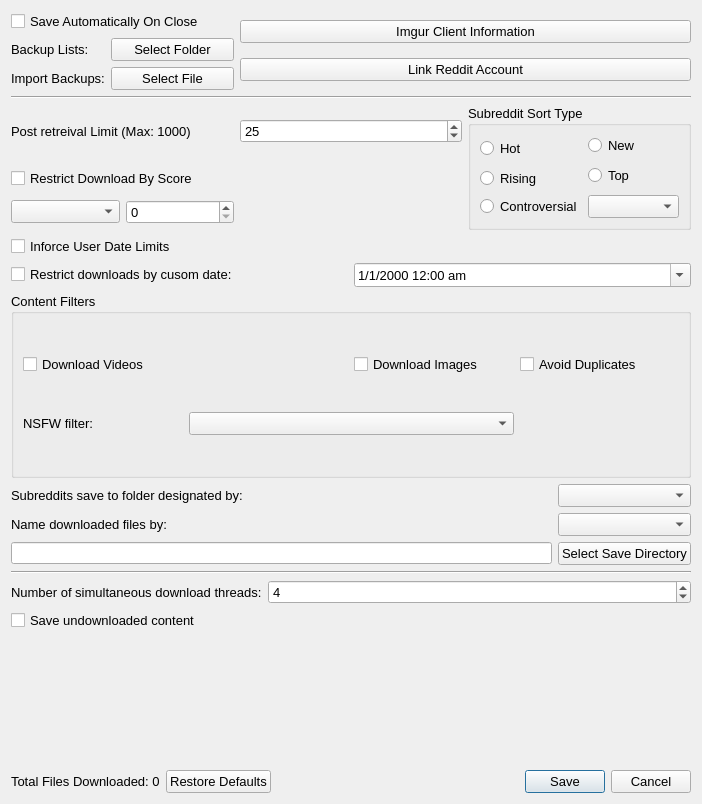
The window that DownloaderForReddit/GUI_Resources/DownloaderForRedditSettingsGUI.ui (MalloyDelacroix/DownloaderForReddit) describes before a commit, drawn with Qt 5.
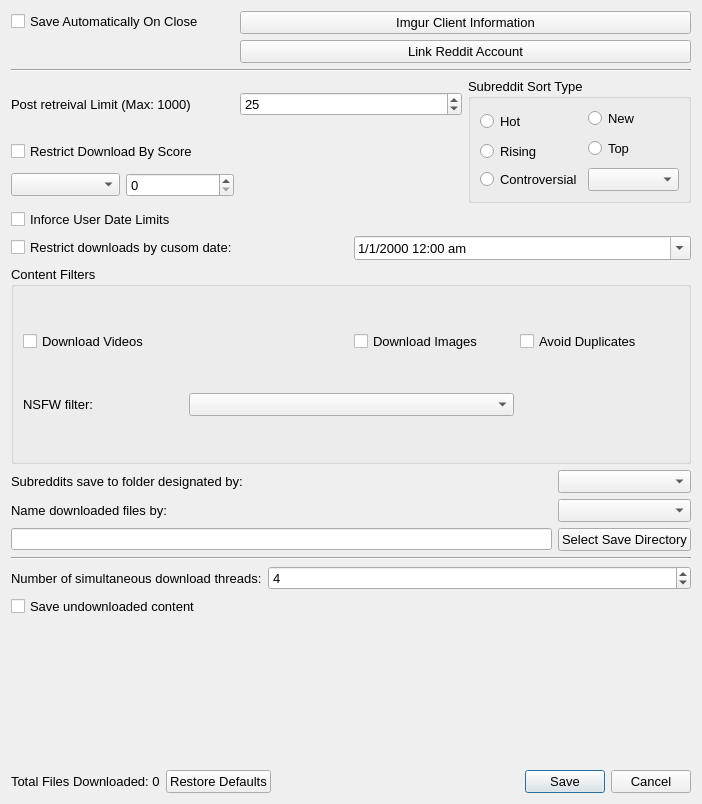
The same window after the commit.

Commit message: Remove backup and import save file options.

```diff
--- a/DownloaderForReddit/GUI_Resources/DownloaderForRedditSettingsGUI.ui
+++ b/DownloaderForReddit/GUI_Resources/DownloaderForRedditSettingsGUI.ui
@@ -28,54 +28,6 @@
        </property>
       </widget>
      </item>
-     <item row="1" column="0">
-      <widget class="QLabel" name="label">
-       <property name="font">
-        <font>
-         <pointsize>10</pointsize>
-        </font>
-       </property>
-       <property name="text">
-        <string>Backup Lists:</string>
-       </property>
-      </widget>
-     </item>
-     <item row="1" column="1">
-      <widget class="QPushButton" name="backup_select_folder_button">
-       <property name="font">
-        <font>
-         <pointsize>10</pointsize>
-        </font>
-       </property>
-       <property name="text">
-        <string>Select Folder</string>
-       </property>
-      </widget>
-     </item>
-     <item row="2" column="0">
-      <widget class="QLabel" name="label_2">
-       <property name="font">
-        <font>
-         <pointsize>10</pointsize>
-        </font>
-       </property>
-       <property name="text">
-        <string>Import Backups:</string>
-       </property>
-      </widget>
-     </item>
-     <item row="2" column="1">
-      <widget class="QPushButton" name="backup_import_file_button">
-       <property name="font">
-        <font>
-         <pointsize>10</pointsize>
-        </font>
-       </property>
-       <property name="text">
-        <string>Select File</string>
-       </property>
-      </widget>
-     </item>
     </layout>
    </item>
    <item row="0" column="1" colspan="2">
```
The commit also changes 2 other files.
